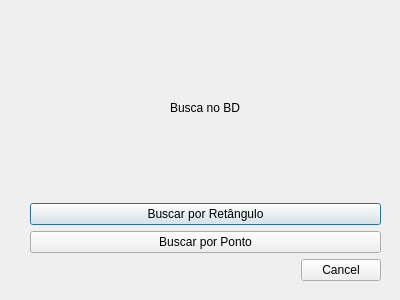
Before: the Qt Designer form searchwindow.ui in josecleiton/GIS-RTree, drawn with Qt 5.
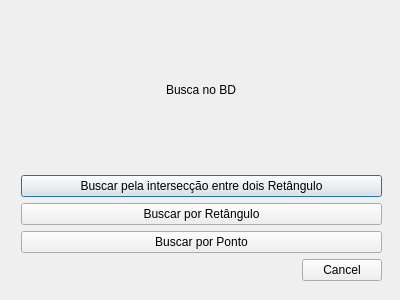
After: the same form once the commit is applied.

What changed in the file:
```diff
--- a/searchwindow.ui
+++ b/searchwindow.ui
@@ -16,20 +16,27 @@
   <widget class="QWidget" name="">
    <property name="geometry">
     <rect>
-     <x>30</x>
-     <y>20</y>
-     <width>351</width>
-     <height>261</height>
+     <x>21</x>
+     <y>10</y>
+     <width>361</width>
+     <height>271</height>
     </rect>
    </property>
    <layout class="QVBoxLayout" name="verticalLayout">
-    <item alignment="Qt::AlignHCenter|Qt::AlignVCenter">
+    <item alignment="Qt::AlignHCenter">
      <widget class="QLabel" name="titulo">
       <property name="text">
        <string>Busca no BD</string>
       </property>
      </widget>
     </item>
+    <item>
+     <widget class="QPushButton" name="interseccao">
+      <property name="text">
+       <string>Buscar pela intersecção entre dois Retângulo</string>
+      </property>
+     </widget>
+    </item>
     <item>
      <widget class="QPushButton" name="retangulo">
       <property name="text">
```
